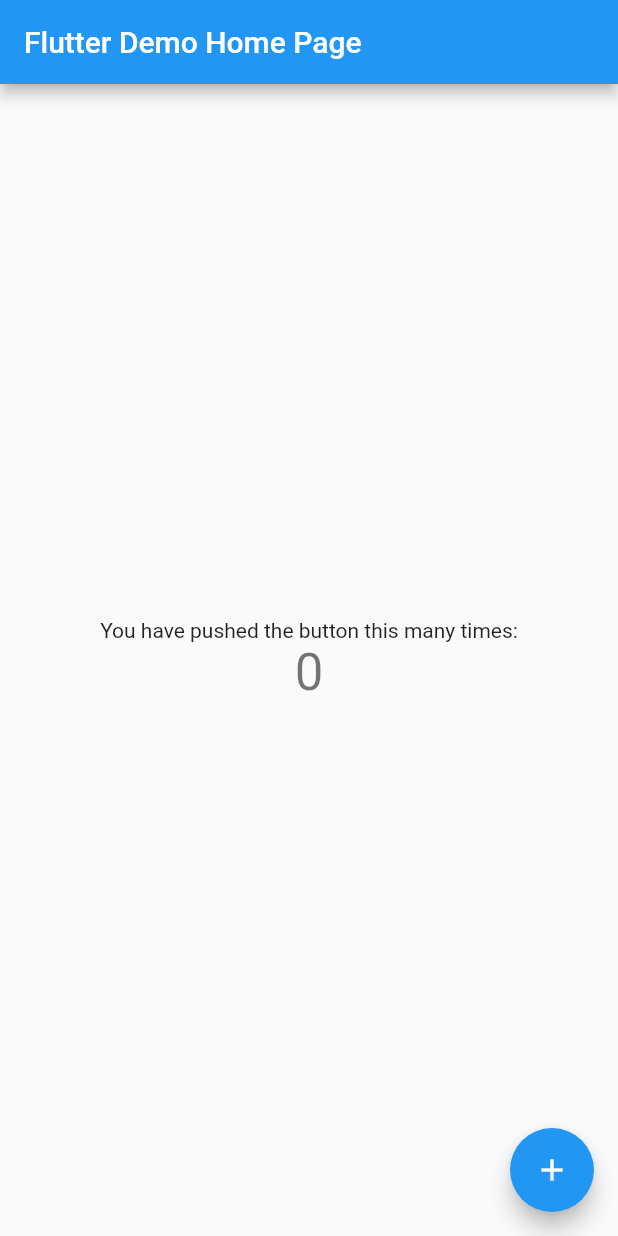
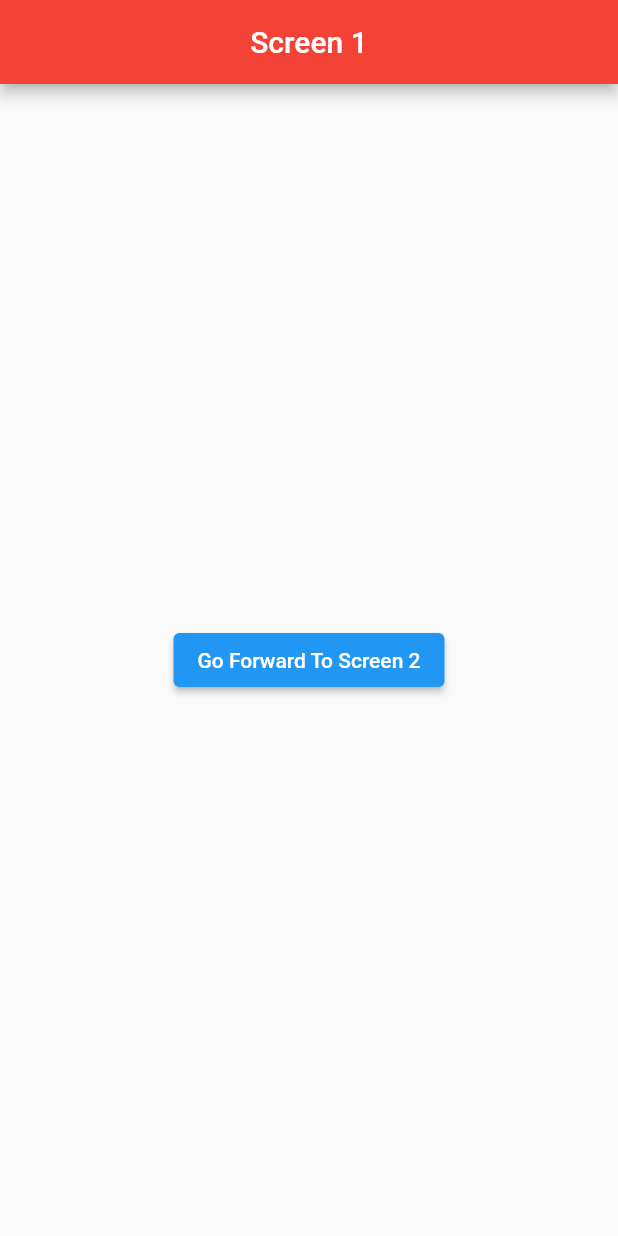
Before and after one commit to kush11251/multi_screen_app_demo, a Flutter app: the screen it shows after launch, on a phone screen of 412 x 824 dp. Run offline on Flutter 3.47's test engine with Material 2 defaults, Android fonts, the phone set to English and light mode, and no system bars.

Commit message:
Created Multi Screen and Configured the buttons

```diff
--- /dev/null
+++ b/lib/Screen1.dart
@@ -0,0 +1,29 @@
+import 'package:flutter/material.dart';
+import 'package:multi_screen_app_demo/Screen2.dart';
+
+class Screen1 extends StatelessWidget {
+  @override
+  Widget build(BuildContext context) {
+    return Scaffold(
+        appBar: AppBar(
+          backgroundColor: Colors.red,
+          title: Text('Screen 1'),
+          centerTitle: true,
+        ),
+        body: Center(
+          child: ElevatedButton(
+            child: Text('Go Forward To Screen 2'),
+            onPressed: () {
+              Navigator.push(
+                context,
+                MaterialPageRoute(
+                  builder: (context) {
+                    return Screen2();
+                  },
+                ),
+              );
+            },
+          ),
+        ));
+  }
+}
--- a/lib/main.dart
+++ b/lib/main.dart
@@ -1,115 +1,17 @@
 import 'package:flutter/material.dart';
+import 'package:multi_screen_app_demo/Screen1.dart';
+import 'package:multi_screen_app_demo/Screen2.dart';
 
 void main() {
-  runApp(const MyApp());
+  runApp(MaterialApp(home: HomePage()));
 }
 
-class MyApp extends StatelessWidget {
-  const MyApp({Key? key}) : super(key: key);
-
-  // This widget is the root of your application.
+class HomePage extends StatelessWidget {
   @override
   Widget build(BuildContext context) {
+    // TODO: implement build
     return MaterialApp(
-      title: 'Flutter Demo',
-      theme: ThemeData(
-        // This is the theme of your application.
-        //
-        // Try running your application with "flutter run". You'll see the
-        // application has a blue toolbar. Then, without quitting the app, try
-        // changing the primarySwatch below to Colors.green and then invoke
-        // "hot reload" (press "r" in the console where you ran "flutter run",
-        // or simply save your changes to "hot reload" in a Flutter IDE).
-        // Notice that the counter didn't reset back to zero; the application
-        // is not restarted.
-        primarySwatch: Colors.blue,
-      ),
-      home: const MyHomePage(title: 'Flutter Demo Home Page'),
+      home: Screen1(),
     );
   }
 }
-
-class MyHomePage extends StatefulWidget {
-  const MyHomePage({Key? key, required this.title}) : super(key: key);
-
-  // This widget is the home page of your application. It is stateful, meaning
-  // that it has a State object (defined below) that contains fields that affect
-  // how it looks.
-
-  // This class is the configuration for the state. It holds the values (in this
-  // case the title) provided by the parent (in this case the App widget) and
-  // used by the build method of the State. Fields in a Widget subclass are
-  // always marked "final".
-
-  final String title;
-
-  @override
-  State<MyHomePage> createState() => _MyHomePageState();
-}
-
-class _MyHomePageState extends State<MyHomePage> {
-  int _counter = 0;
-
-  void _incrementCounter() {
-    setState(() {
-      // This call to setState tells the Flutter framework that something has
-      // changed in this State, which causes it to rerun the build method below
-      // so that the display can reflect the updated values. If we changed
-      // _counter without calling setState(), then the build method would not be
-      // called again, and so nothing would appear to happen.
-      _counter++;
-    });
-  }
-
-  @override
-  Widget build(BuildContext context) {
-    // This method is rerun every time setState is called, for instance as done
-    // by the _incrementCounter method above.
-    //
-    // The Flutter framework has been optimized to make rerunning build methods
-    // fast, so that you can just rebuild anything that needs updating rather
-    // than having to individually change instances of widgets.
-    return Scaffold(
-      appBar: AppBar(
-        // Here we take the value from the MyHomePage object that was created by
-        // the App.build method, and use it to set our appbar title.
-        title: Text(widget.title),
-      ),
-      body: Center(
-        // Center is a layout widget. It takes a single child and positions it
-        // in the middle of the parent.
-        child: Column(
-          // Column is also a layout widget. It takes a list of children and
-          // arranges them vertically. By default, it sizes itself to fit its
-          // children horizontally, and tries to be as tall as its parent.
-          //
-          // Invoke "debug painting" (press "p" in the console, choose the
-          // "Toggle Debug Paint" action from the Flutter Inspector in Android
-          // Studio, or the "Toggle Debug Paint" command in Visual Studio Code)
-          // to see the wireframe for each widget.
-          //
-          // Column has various properties to control how it sizes itself and
-          // how it positions its children. Here we use mainAxisAlignment to
-          // center the children vertically; the main axis here is the vertical
-          // axis because Columns are vertical (the cross axis would be
-          // horizontal).
-          mainAxisAlignment: MainAxisAlignment.center,
-          children: <Widget>[
-            const Text(
-              'You have pushed the button this many times:',
-            ),
-            Text(
-              '$_counter',
-              style: Theme.of(context).textTheme.headline4,
-            ),
-          ],
-        ),
-      ),
-      floatingActionButton: FloatingActionButton(
-        onPressed: _incrementCounter,
-        tooltip: 'Increment',
-        child: const Icon(Icons.add),
-      ), // This trailing comma makes auto-formatting nicer for build methods.
-    );
-  }
-}
```
Also changed, not shown: lib/Screen2.dart (added, +21 -0 lines).
